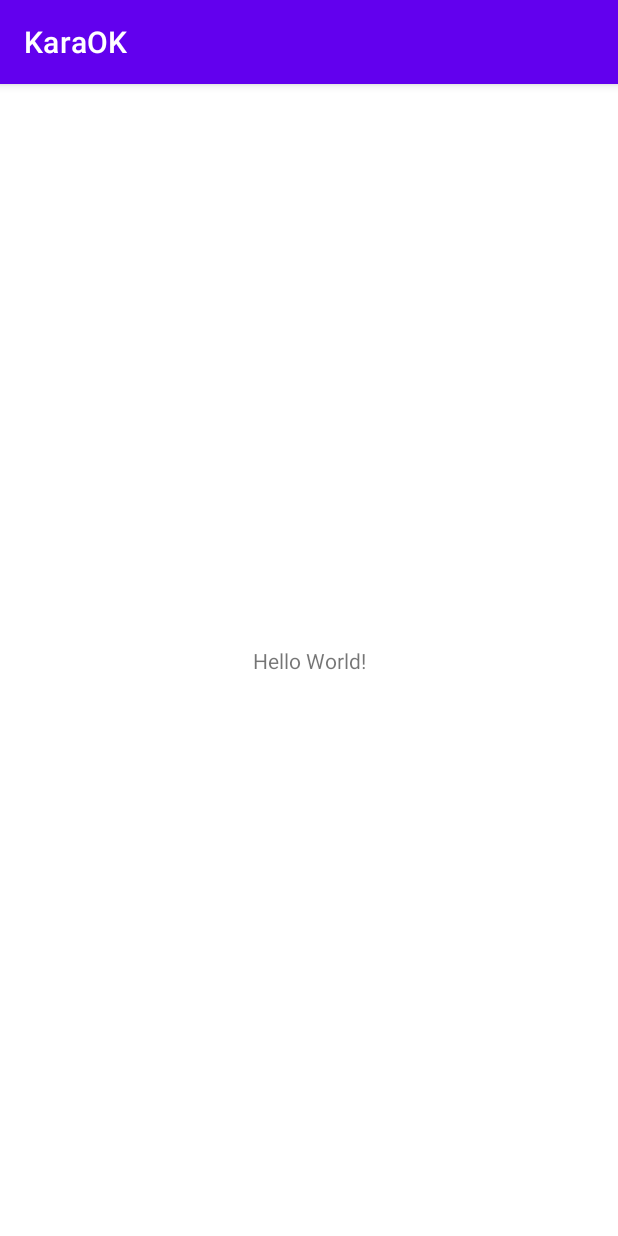
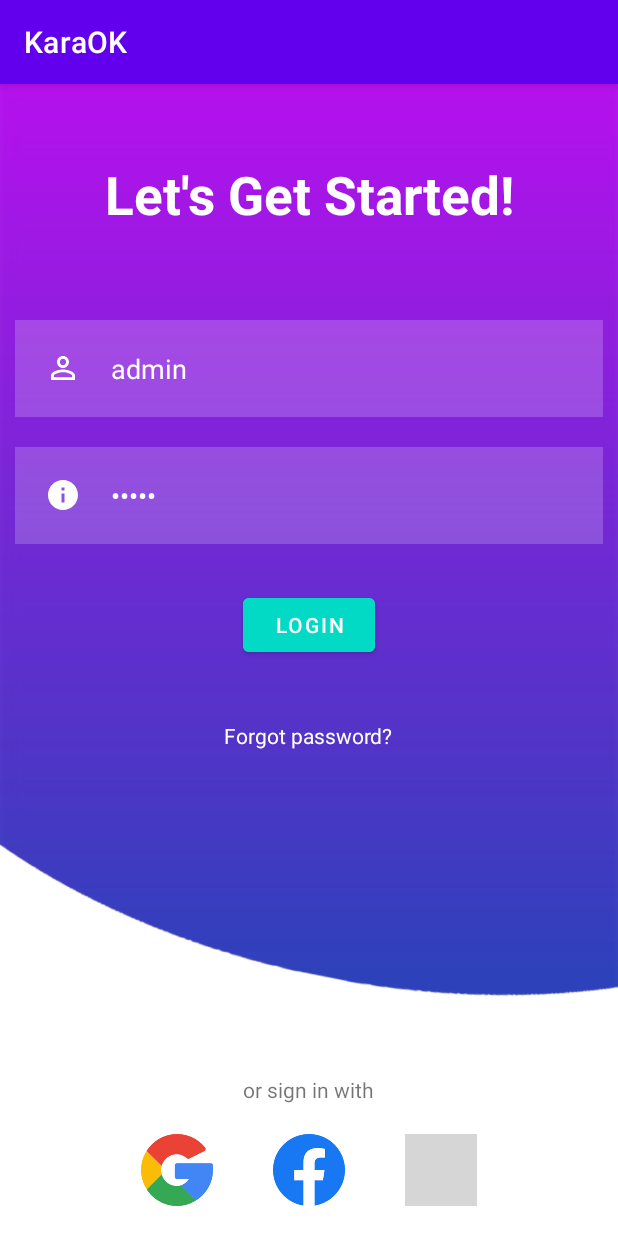
Before and after one commit to RobPeissig/KaraOK, an Android app: the MainActivity screen opened directly, with no data from a screen before it, on a phone screen of 412 x 824 dp. Run offline under Robolectric (Android 15) with nearby library versions, the phone set to English and light mode, and no system bars; grey boxes are pictures that could not be loaded.

Commit message:
Merging local UI

```diff
--- a/app/src/main/java/com/example/karaok/MainActivity.java
+++ b/app/src/main/java/com/example/karaok/MainActivity.java
@@ -4,21 +4,46 @@ import androidx.appcompat.app.AppCompatActivity;
 
 import android.content.Intent;
 import android.os.Bundle;
+import android.view.View;
+import android.widget.Button;
+import android.widget.TextView;
+import android.widget.Toast;
+
+import com.google.android.material.button.MaterialButton;
 
 public class MainActivity extends AppCompatActivity {
 
-    //test commit
-    // test by JERRY
     @Override
     protected void onCreate(Bundle savedInstanceState) {
         super.onCreate(savedInstanceState);
         setContentView(R.layout.activity_main);
 
-//        openLyricsActivity();
+
+        TextView username =(TextView) findViewById(R.id.username);
+        username.setText("admin");
+        TextView password =(TextView) findViewById(R.id.password);
+        password.setText("admin");
+
+        MaterialButton loginbtn = (MaterialButton) findViewById(R.id.loginbtn);
+
+        //admin and admin
+
+        loginbtn.setOnClickListener(new View.OnClickListener() {
+            @Override
+            public void onClick(View v) {
+                if(username.getText().toString().equals("admin") && password.getText().toString().equals("admin")){
+                    //correct
+                    Toast.makeText(MainActivity.this,"LOGIN SUCCESSFUL",Toast.LENGTH_SHORT).show();
+                }else
+                    //incorrect
+                    Toast.makeText(MainActivity.this,"LOGIN FAILED !!!",Toast.LENGTH_SHORT).show();
+                openSongSelection();
+            }
+
+        });
     }
-
-//    public void openLyricsActivity() {
-//        Intent intent = new Intent(this, LyricsDisplayActivity.class);
-//        startActivity(intent);
-//    }
+    public void openSongSelection(){
+        Intent intent = new Intent(this, SongSelection.class);
+        startActivity(intent);
+    }
 }
--- /dev/null
+++ b/app/src/main/res/drawable/ic_baseline_info_24.xml
@@ -0,0 +1,5 @@
+<vector android:height="24dp" android:tint="#FFFFFF"
+    android:viewportHeight="24" android:viewportWidth="24"
+    android:width="24dp" xmlns:android="http://schemas.android.com/apk/res/android">
+    <path android:fillColor="@android:color/white" android:pathData="M12,2C6.48,2 2,6.48 2,12s4.48,10 10,10 10,-4.48 10,-10S17.52,2 12,2zM13,17h-2v-6h2v6zM13,9h-2L11,7h2v2z"/>
+</vector>
--- /dev/null
+++ b/app/src/main/res/drawable/ic_baseline_person_outline_24.xml
@@ -0,0 +1,5 @@
+<vector android:height="24dp" android:tint="#FFFFFF"
+    android:viewportHeight="24" android:viewportWidth="24"
+    android:width="24dp" xmlns:android="http://schemas.android.com/apk/res/android">
+    <path android:fillColor="@android:color/white" android:pathData="M12,5.9c1.16,0 2.1,0.94 2.1,2.1s-0.94,2.1 -2.1,2.1S9.9,9.16 9.9,8s0.94,-2.1 2.1,-2.1m0,9c2.97,0 6.1,1.46 6.1,2.1v1.1L5.9,18.1L5.9,17c0,-0.64 3.13,-2.1 6.1,-2.1M12,4C9.79,4 8,5.79 8,8s1.79,4 4,4 4,-1.79 4,-4 -1.79,-4 -4,-4zM12,13c-2.67,0 -8,1.34 -8,4v3h16v-3c0,-2.66 -5.33,-4 -8,-4z"/>
+</vector>
--- a/app/src/main/res/layout/activity_main.xml
+++ b/app/src/main/res/layout/activity_main.xml
@@ -1,18 +1,107 @@
 <?xml version="1.0" encoding="utf-8"?>
-<androidx.constraintlayout.widget.ConstraintLayout xmlns:android="http://schemas.android.com/apk/res/android"
+<RelativeLayout xmlns:android="http://schemas.android.com/apk/res/android"
     xmlns:app="http://schemas.android.com/apk/res-auto"
     xmlns:tools="http://schemas.android.com/tools"
     android:layout_width="match_parent"
     android:layout_height="match_parent"
+    android:background="@drawable/background"
     tools:context=".MainActivity">
+
+    <TextView
+        android:layout_width="match_parent"
+        android:layout_height="wrap_content"
+        android:id="@+id/signin"
+        android:text="Let's Get Started!"
+        android:textColor="@color/white"
+        android:textSize="35dp"
+        android:textStyle="bold"
+        android:layout_margin="50dp"
+        android:gravity="center"/>
+
+    <EditText
+        android:layout_width="match_parent"
+        android:layout_height="wrap_content"
+        android:id="@+id/username"
+        android:layout_below="@id/signin"
+        android:background="#30ffffff"
+        android:hint="Username"
+        android:textColorHint="@color/white"
+        android:textColor="@color/white"
+        android:layout_margin="10dp"
+        android:padding="20dp"
+        android:drawableLeft="@drawable/ic_baseline_person_outline_24"
+        android:drawablePadding="20dp"/>
+
+    <EditText
+        android:layout_width="match_parent"
+        android:layout_height="wrap_content"
+        android:id="@+id/password"
+        android:layout_below="@id/username"
+        android:background="#30ffffff"
+        android:hint="Password"
+        android:textColorHint="@color/white"
+        android:textColor="@color/white"
+        android:layout_margin="10dp"
+        android:padding="20dp"
+        android:drawableLeft="@drawable/ic_baseline_info_24"
+        android:drawablePadding="20dp"
+        android:inputType="textPassword"/>
+
+    <com.google.android.material.button.MaterialButton
+        android:layout_width="wrap_content"
+        android:layout_height="wrap_content"
+        android:id="@+id/loginbtn"
+        android:layout_below="@id/password"
+        android:text="LOGIN"
+        android:backgroundTint="@color/design_default_color_secondary"
+        android:layout_centerHorizontal="true"
+        android:layout_margin="20dp"
+        />
 
     <TextView
         android:layout_width="wrap_content"
         android:layout_height="wrap_content"
-        android:text="Hello World!"
-        app:layout_constraintBottom_toBottomOf="parent"
-        app:layout_constraintEnd_toEndOf="parent"
-        app:layout_constraintStart_toStartOf="parent"
-        app:layout_constraintTop_toTopOf="parent" />
+        android:id="@+id/forgotpass"
+        android:layout_below="@id/loginbtn"
+        android:text="Forgot password?"
+        android:textColor="@color/white"
+        android:layout_centerHorizontal="true"
+        android:layout_margin="20dp"/>
 
-</androidx.constraintlayout.widget.ConstraintLayout>
+    <TextView
+        android:layout_width="wrap_content"
+        android:layout_height="wrap_content"
+        android:id="@+id/others"
+        android:layout_above="@id/socialicons"
+        android:text="or sign in with"
+        android:layout_centerHorizontal="true"/>
+
+
+    <LinearLayout
+        android:layout_width="match_parent"
+        android:layout_height="wrap_content"
+        android:id="@+id/socialicons"
+        android:layout_alignParentBottom="true"
+        android:gravity="center">
+
+
+        <ImageView
+            android:layout_width="48dp"
+            android:layout_height="48dp"
+            android:layout_margin="20dp"
+            android:src="@drawable/google"/>
+        <ImageView
+            android:layout_width="48dp"
+            android:layout_height="48dp"
+            android:layout_margin="20dp"
+            android:src="@drawable/fb"/>
+        <ImageView
+            android:layout_width="48dp"
+            android:layout_height="48dp"
+            android:layout_margin="20dp"
+            android:src="@drawable/twitter"/>
+
+    </LinearLayout>
+
+
+</RelativeLayout>
```
Also changed, not shown: app/src/main/java/com/example/karaok/Song.java (added, +32 -0 lines), app/src/main/java/com/example/karaok/SongListAdapter.java (added, +59 -0 lines), app/src/main/java/com/example/karaok/SongSelection.java (added, +48 -0 lines), app/src/main/java/com/example/karaok/SongViewHolder.java (added, +47 -0 lines), app/src/main/res/layout/activity_song_selection.xml (added, +22 -0 lines), app/src/main/res/layout/song_item.xml (added, +43 -0 lines), app/src/main/res/drawable/background.png (added), app/src/main/res/drawable/fb.png (added), app/src/main/res/drawable/google.png (added), 3 other files.
